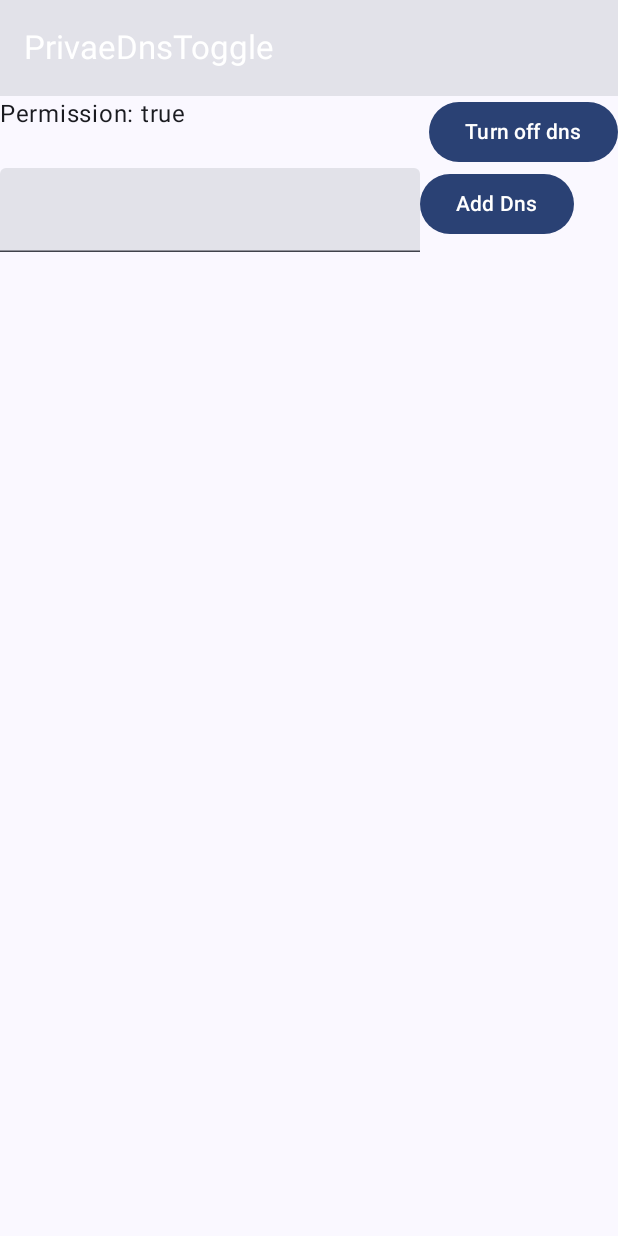
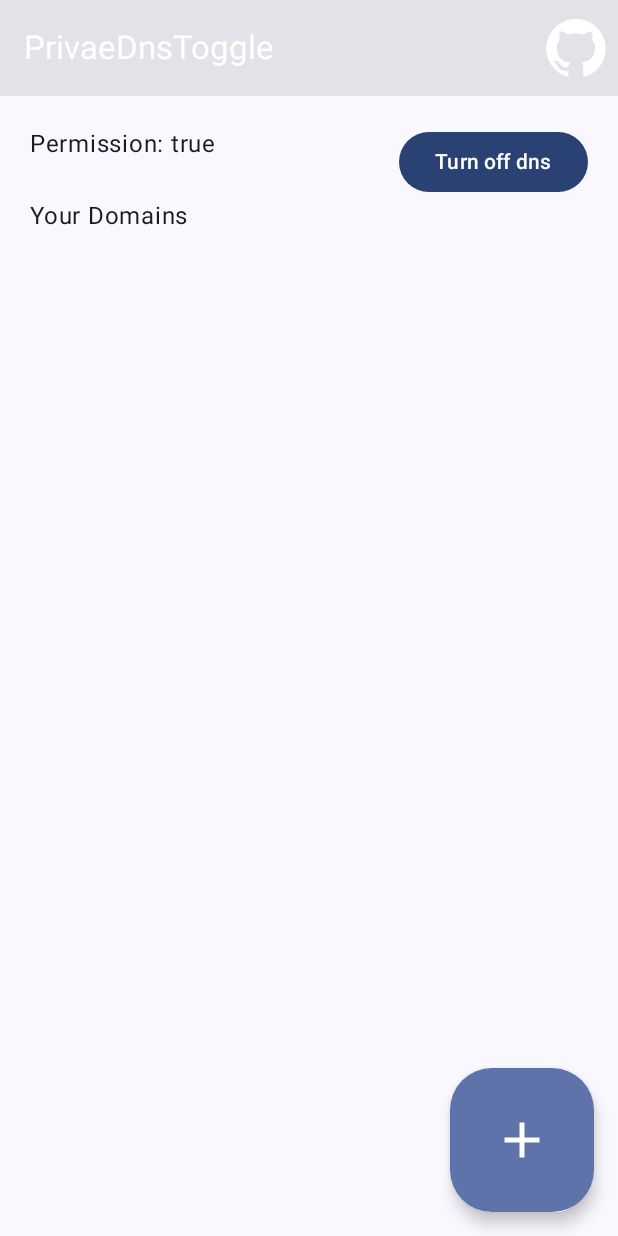
Before and after one commit to zaved707/DNS-quick-toggle, an Android app built with Jetpack Compose: the screen it shows after launch (MainActivity), on a phone screen of 412 x 824 dp. Run offline under Robolectric (Android 15) with nearby library versions, the phone set to English and light mode, and no system bars; our stand-ins replace Room's generated code.

Commit message:
added action button added dialogue for dns entry added link to github created a new mainPage component changed domainList diplay ui

```diff
--- a/app/src/main/java/com/zavedahmad/dnstoggle/ui/activities/MainActivity.kt
+++ b/app/src/main/java/com/zavedahmad/dnstoggle/ui/activities/MainActivity.kt
@@ -8,13 +8,19 @@ import androidx.activity.compose.setContent
 import androidx.activity.enableEdgeToEdge
 import androidx.compose.foundation.background
 import androidx.compose.foundation.layout.Arrangement
+import androidx.compose.foundation.layout.Box
 import androidx.compose.foundation.layout.Column
 import androidx.compose.foundation.layout.Row
 import androidx.compose.foundation.layout.fillMaxSize
 import androidx.compose.foundation.layout.fillMaxWidth
 import androidx.compose.foundation.layout.padding
+import androidx.compose.foundation.layout.size
 import androidx.compose.material3.Button
+import androidx.compose.material3.Card
 import androidx.compose.material3.ExperimentalMaterial3Api
+import androidx.compose.material3.Icon
+import androidx.compose.material3.IconButton
+import androidx.compose.material3.LargeFloatingActionButton
 import androidx.compose.material3.MaterialTheme
 import androidx.compose.material3.Scaffold
 import androidx.compose.material3.Text
@@ -37,8 +43,15 @@ import com.zavedahmad.dnstoggle.ui.utilities.turnOffPrivateDns
 import androidx.lifecycle.ViewModelProvider
 import androidx.compose.runtime.getValue
 import androidx.compose.runtime.setValue
+import androidx.compose.ui.platform.LocalUriHandler
+import androidx.compose.ui.res.painterResource
+import androidx.compose.ui.unit.dp
+import androidx.compose.ui.window.Dialog
 import androidx.lifecycle.ViewModel
+import com.zavedahmad.dnstoggle.R
 import com.zavedahmad.dnstoggle.data.DnsDomainEntry
+import com.zavedahmad.dnstoggle.ui.components.DNSAddDialogueUI
+import com.zavedahmad.dnstoggle.ui.pages.MainPage
 import kotlin.toString
 
 @OptIn(ExperimentalMaterial3Api::class)
@@ -48,7 +61,8 @@ class MainActivity : ComponentActivity() {
         enableEdgeToEdge()
         window.addFlags(WindowManager.LayoutParams.FLAG_KEEP_SCREEN_ON)
         val db =
-            Room.databaseBuilder(applicationContext, AppDatabase::class.java, "dnsName_db").allowMainThreadQueries().build()
+            Room.databaseBuilder(applicationContext, AppDatabase::class.java, "dnsName_db")
+                .allowMainThreadQueries().build()
         val dao = db.dnsDomainEntryDao()
         setContent {
             val viewModel: MainActivityViewModel = viewModel(
@@ -60,11 +74,14 @@ class MainActivity : ComponentActivity() {
                 }
             )
             val itemList by dao.getAllEntries().collectAsState(initial = emptyList())
-
+            val uriHandler= LocalUriHandler.current
             Log.d("DNS_Setting", "Current user ID: ")
 
             DNSToggleTheme {
-                Scaffold(modifier = Modifier.Companion.fillMaxSize(), topBar = {
+                Scaffold(
+                    modifier = Modifier.Companion.fillMaxSize(),
+                    floatingActionButton = { LargeFloatingActionButton(onClick = {viewModel.showDNSDialogue()}) { Icon(painter = painterResource(id = R.drawable.baseline_add_24, ), contentDescription = "add New DNS") } },
+                    topBar = {
                         TopAppBar(
                             colors = topAppBarColors(
                                 containerColor = MaterialTheme.colorScheme.surfaceContainerHighest,
@@ -72,43 +89,33 @@ class MainActivity : ComponentActivity() {
                             ),
                             title = {
                                 Text("PrivaeDnsToggle")
+                            },
+                            actions = {
+                                IconButton(onClick = { uriHandler.openUri("http://www.github.com/zaved707/OpenInWhatsapp_Kotlin_1")}) {
+                                    Icon(
+                                        painter = painterResource(id = R.drawable.github_mark),
+                                        contentDescription = "go to my github",
+                                        modifier = Modifier.size(40.dp),
+                                        tint = MaterialTheme.colorScheme.onPrimaryContainer
+                                    )
+                                }
                             }
                         )
                     }) { innerPadding ->
 
-                    Column(
+                    if (viewModel.DNSAddDialogueState.value){
+                        Dialog(onDismissRequest = {viewModel.hideDNSDialogue()}) {
+                            DNSAddDialogueUI(viewModel)
+                        }
+                    }
+                    Box(
                         modifier = Modifier
                             .fillMaxSize()
                             .background(MaterialTheme.colorScheme.background)
                             .padding(innerPadding),
 
                         ) {
-                        Row(
-                            modifier = Modifier.fillMaxWidth(),
-                            horizontalArrangement = Arrangement.SpaceBetween
-                        ) {
-                            Text("Permission: " + hasWriteSecureSettingsPermission(this@MainActivity).toString())
-                            Button(onClick = { turnOffPrivateDns(this@MainActivity) }) {
-                                Text("Turn off dns")
-                            }
-
-                        }
-
-                        Row {
-
-
-                            TextField(
-                                onValueChange = { viewModel.inputText.value = it },
-                                value = viewModel.inputText.value
-                            )
-                            Button(onClick = {
-                                viewModel.addDomain(DnsDomainEntry(domain = viewModel.inputText.value))
-                            }) {
-                                Text("Add Dns")
-                            }
-                        }
-
-                        ListOfDnsUi(itemList)
+                        MainPage(this@MainActivity ,viewModel, itemList )
                     }
                 }
             }
--- a/app/src/main/java/com/zavedahmad/dnstoggle/ui/components/ListOfDnsUi.kt
+++ b/app/src/main/java/com/zavedahmad/dnstoggle/ui/components/ListOfDnsUi.kt
@@ -1,16 +1,22 @@
 package com.zavedahmad.dnstoggle.ui.components
 
+import android.graphics.drawable.shapes.Shape
 import androidx.compose.foundation.background
 import androidx.compose.foundation.layout.Arrangement
+import androidx.compose.foundation.layout.Column
 import androidx.compose.foundation.layout.Row
 import androidx.compose.foundation.layout.fillMaxWidth
+import androidx.compose.foundation.layout.padding
+import androidx.compose.foundation.layout.width
 import androidx.compose.foundation.lazy.LazyColumn
 import androidx.compose.foundation.lazy.items
+import androidx.compose.foundation.shape.RoundedCornerShape
 import androidx.compose.material3.Button
 import androidx.compose.material3.MaterialTheme
 import androidx.compose.material3.Text
 import androidx.compose.runtime.Composable
 import androidx.compose.ui.Modifier
+import androidx.compose.ui.draw.clip
 import androidx.compose.ui.platform.LocalContext
 import androidx.compose.ui.unit.dp
 import com.zavedahmad.dnstoggle.data.DnsDomainEntry
@@ -24,13 +30,14 @@ fun ListOfDnsUi( list: List<DnsDomainEntry>) {
     val context = LocalContext.current
     LazyColumn(verticalArrangement = Arrangement.spacedBy(10.dp)) {
         items(list) { entry ->
-            Row(
-                modifier = Modifier.background(
+            Column (
+                modifier = Modifier.clip(shape = RoundedCornerShape(20.dp)).background(
                     MaterialTheme.colorScheme.primaryContainer
-                ).fillMaxWidth(),
-                horizontalArrangement = Arrangement.SpaceBetween
+                ).padding(20.dp).fillMaxWidth(),
+                verticalArrangement = Arrangement.SpaceBetween
             ) {
-                Text(entry.domain, color = MaterialTheme.colorScheme.onPrimaryContainer)
+                Text(entry.domain, color = MaterialTheme.colorScheme.onPrimaryContainer, modifier = Modifier.fillMaxWidth().clip(
+                    RoundedCornerShape(10.dp)).background(MaterialTheme.colorScheme.background).padding(10.dp))
                 Button(onClick = { setPrivateDNS(context, entry.domain) }) {
                     Text("Turn On Dns")
                 }
--- /dev/null
+++ b/app/src/main/java/com/zavedahmad/dnstoggle/ui/pages/MainPage.kt
@@ -0,0 +1,39 @@
+package com.zavedahmad.dnstoggle.ui.pages
+
+import android.content.Context
+import androidx.compose.foundation.layout.Arrangement
+import androidx.compose.foundation.layout.Column
+import androidx.compose.foundation.layout.Row
+import androidx.compose.foundation.layout.fillMaxWidth
+import androidx.compose.foundation.layout.padding
+import androidx.compose.material3.Button
+import androidx.compose.material3.Text
+import androidx.compose.runtime.Composable
+import androidx.compose.ui.Modifier
+import androidx.compose.ui.unit.dp
+import com.zavedahmad.dnstoggle.data.DnsDomainEntry
+import com.zavedahmad.dnstoggle.ui.activities.MainActivity
+import com.zavedahmad.dnstoggle.ui.components.ListOfDnsUi
+import com.zavedahmad.dnstoggle.ui.utilities.hasWriteSecureSettingsPermission
+import com.zavedahmad.dnstoggle.ui.utilities.turnOffPrivateDns
+import com.zavedahmad.dnstoggle.viewModels.MainActivityViewModel
+
+@Composable
+fun MainPage(context: Context, viewModel: MainActivityViewModel, itemList: List<DnsDomainEntry>) {
+    Column (modifier = Modifier.padding(20.dp)){
+        Row(
+            modifier = Modifier.fillMaxWidth(),
+            horizontalArrangement = Arrangement.SpaceBetween
+        ) {
+            Text("Permission: " + hasWriteSecureSettingsPermission(context).toString())
+            Button(onClick = { turnOffPrivateDns(context) }) {
+                Text("Turn off dns")
+            }
+
+        }
+        Text("Your Domains")
+
+
+        ListOfDnsUi(itemList)
+    }
+}
--- /dev/null
+++ b/app/src/main/res/drawable/baseline_add_24.xml
@@ -0,0 +1,5 @@
+<vector xmlns:android="http://schemas.android.com/apk/res/android" android:height="40dp" android:tint="#000000" android:viewportHeight="24" android:viewportWidth="24" android:width="40dp">
+
+    <path android:fillColor="@android:color/white" android:pathData="M19,13h-6v6h-2v-6H5v-2h6V5h2v6h6v2z"/>
+
+</vector>
--- /dev/null
+++ b/app/src/main/res/drawable/github_mark.xml
@@ -0,0 +1,10 @@
+<vector xmlns:android="http://schemas.android.com/apk/res/android"
+    android:width="98dp"
+    android:height="96dp"
+    android:viewportWidth="98"
+    android:viewportHeight="96">
+  <path
+      android:pathData="M48.854,0C21.839,0 0,22 0,49.217c0,21.756 13.993,40.172 33.405,46.69 2.427,0.49 3.316,-1.059 3.316,-2.362 0,-1.141 -0.08,-5.052 -0.08,-9.127 -13.59,2.934 -16.42,-5.867 -16.42,-5.867 -2.184,-5.704 -5.42,-7.17 -5.42,-7.17 -4.448,-3.015 0.324,-3.015 0.324,-3.015 4.934,0.326 7.523,5.052 7.523,5.052 4.367,7.496 11.404,5.378 14.235,4.074 0.404,-3.178 1.699,-5.378 3.074,-6.6 -10.839,-1.141 -22.243,-5.378 -22.243,-24.283 0,-5.378 1.94,-9.778 5.014,-13.2 -0.485,-1.222 -2.184,-6.275 0.486,-13.038 0,0 4.125,-1.304 13.426,5.052a46.97,46.97 0,0 1,12.214 -1.63c4.125,0 8.33,0.571 12.213,1.63 9.302,-6.356 13.427,-5.052 13.427,-5.052 2.67,6.763 0.97,11.816 0.485,13.038 3.155,3.422 5.015,7.822 5.015,13.2 0,18.905 -11.404,23.06 -22.324,24.283 1.78,1.548 3.316,4.481 3.316,9.126 0,6.6 -0.08,11.897 -0.08,13.526 0,1.304 0.89,2.853 3.316,2.364 19.412,-6.52 33.405,-24.935 33.405,-46.691C97.707,22 75.788,0 48.854,0z"
+      android:fillColor="#24292f"
+      android:fillType="evenOdd"/>
+</vector>
```
Also changed, not shown: app/src/main/java/com/zavedahmad/dnstoggle/ui/components/DNSAdddialogueUI.kt (added, +49 -0 lines), app/src/main/java/com/zavedahmad/dnstoggle/viewModels/mainActivityViewModel.kt (+10 -0 lines), app/src/main/res/drawable/adguard.xml (added, +11 -0 lines), 1 other file. Lines whose indentation alone changed are shown as unchanged.
